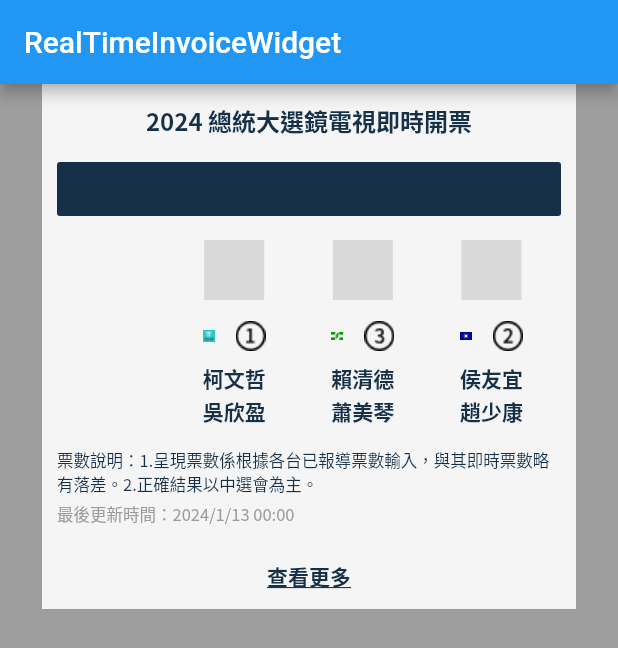
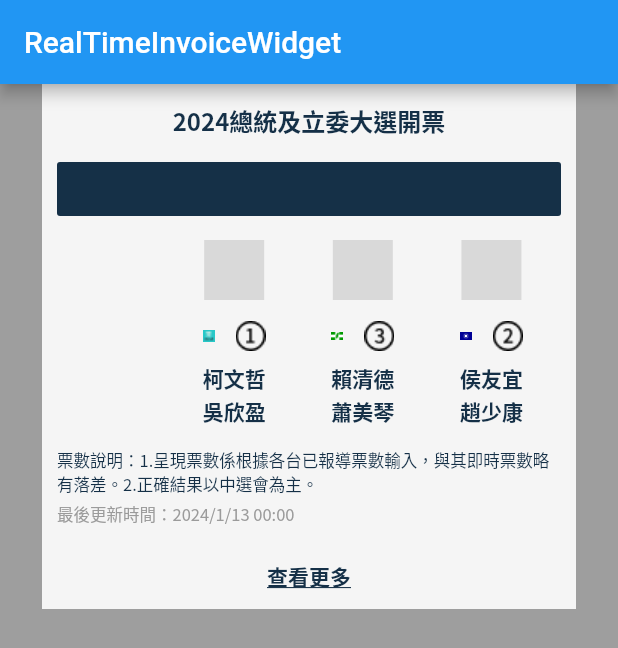
Before and after one commit to mirror-media/RealTimeInvoiceWidget, a Flutter app: the screen it shows after launch, on a phone screen of 412 x 824 dp. Shown: the top 648 px of the screen. Run offline on Flutter 3.47's test engine with Material 2 defaults, Android fonts, the phone set to English and light mode, and no system bars; our stand-ins replace get; network calls fail; Roboto replaces fonts that are missing (Noto Sans CJK TC).

Commit message:
[Feat]:修改主標題為 2024總統及立委大選開票

```diff
--- a/lib/real_time_invoice/real_time_invoice_widget.dart
+++ b/lib/real_time_invoice/real_time_invoice_widget.dart
@@ -30,7 +30,7 @@ class RealTimeInvoiceWidget extends GetView<RealTimeInvoiceController> {
             height: 24,
             width: double.infinity,
             child: Text(
-              '2024 總統大選鏡電視即時開票',
+              '2024總統及立委大選開票',
               textAlign: TextAlign.center,
               style: TextStyle(
                   fontFamily: 'Noto Sans CJK TC',
```
